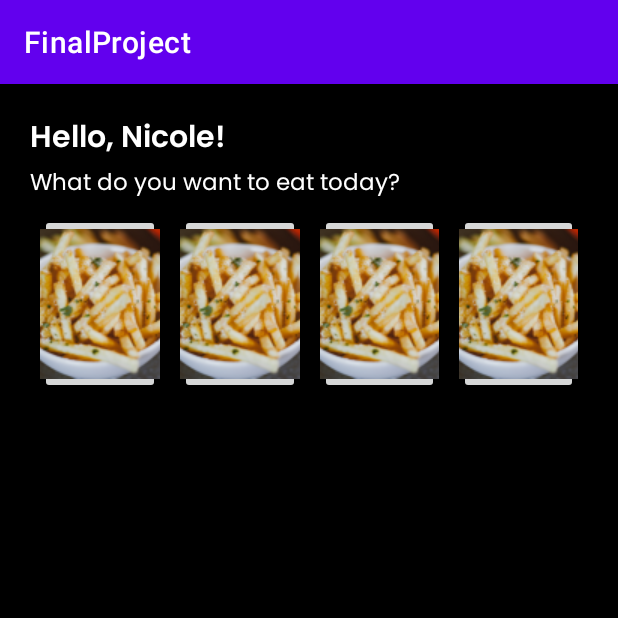
After one commit to guadaaaaa/MobDevFinalest, an Android app: the DashboardActivity screen opened directly, with no data from a screen before it, on a phone screen of 412 x 824 dp, the top half of it. The commit adds this screen. Run offline under Robolectric (Android 15) with nearby library versions, the phone set to English and light mode, and no system bars.

Commit message:
with dashboard intent

```diff
--- a/app/src/main/AndroidManifest.xml
+++ b/app/src/main/AndroidManifest.xml
@@ -14,6 +14,9 @@
         android:supportsRtl="true"
         android:theme="@style/Theme.FinalProject"
         tools:targetApi="31">
+        <activity
+            android:name=".DashboardActivity"
+            android:exported="false" />
         <activity
             android:name=".LandingPage"
             android:exported="false" />
--- /dev/null
+++ b/app/src/main/java/com/example/finalproject/DashboardActivity.java
@@ -0,0 +1,18 @@
+package com.example.finalproject;
+
+import android.os.Bundle;
+
+import androidx.activity.EdgeToEdge;
+import androidx.appcompat.app.AppCompatActivity;
+import androidx.core.graphics.Insets;
+import androidx.core.view.ViewCompat;
+import androidx.core.view.WindowInsetsCompat;
+
+public class DashboardActivity extends AppCompatActivity {
+
+    @Override
+    protected void onCreate(Bundle savedInstanceState) {
+        super.onCreate(savedInstanceState);
+        setContentView(R.layout.activity_dashboard);
+    }
+}
--- a/app/src/main/java/com/example/finalproject/LogIn.java
+++ b/app/src/main/java/com/example/finalproject/LogIn.java
@@ -47,6 +47,8 @@ public class LogIn extends AppCompatActivity {
                         if(rs.next()){
                             String pw = rs.getString("password");
                             if(password.equals(pw)){
+                                Intent intent = new Intent(LogIn.this,DashboardActivity.class);
+                                startActivity(intent);
                                 runOnUiThread(() ->{
                                     Toast.makeText(LogIn.this,"Log In Success", Toast.LENGTH_SHORT).show();
                                 });
--- a/app/src/main/java/com/example/finalproject/Register.java
+++ b/app/src/main/java/com/example/finalproject/Register.java
@@ -50,7 +50,8 @@ public class Register extends AppCompatActivity {
                         statement.setString(4,password);
                         statement.executeUpdate();
                         str = "Registration Successful";
-
+                        Intent intent = new Intent(Register.this,DashboardActivity.class);
+                        startActivity(intent);
                     } catch (SQLException e) {
                         throw new RuntimeException(e);
                     }
--- /dev/null
+++ b/app/src/main/res/layout/activity_dashboard.xml
@@ -0,0 +1,97 @@
+<?xml version="1.0" encoding="utf-8"?>
+<androidx.constraintlayout.widget.ConstraintLayout xmlns:android="http://schemas.android.com/apk/res/android"
+    xmlns:app="http://schemas.android.com/apk/res-auto"
+    xmlns:tools="http://schemas.android.com/tools"
+    android:id="@+id/main"
+    android:layout_width="match_parent"
+    android:layout_height="match_parent"
+    tools:context=".DashboardActivity">
+
+    <ScrollView
+        android:layout_width="match_parent"
+        android:layout_height="match_parent"
+        android:background="#000000"
+        android:backgroundTint="#000000">
+
+        <LinearLayout
+            android:layout_width="match_parent"
+            android:layout_height="wrap_content"
+            android:orientation="vertical" />
+    </ScrollView>
+
+    <LinearLayout
+        android:layout_width="match_parent"
+        android:layout_height="wrap_content"
+        android:layout_margin="20dp"
+        android:orientation="vertical"
+        app:layout_constraintBottom_toBottomOf="parent"
+        app:layout_constraintEnd_toEndOf="parent"
+        app:layout_constraintStart_toStartOf="parent"
+        app:layout_constraintTop_toTopOf="parent"
+        app:layout_constraintVertical_bias="0.0">
+
+        <TextView
+            android:id="@+id/txtSessionName"
+            android:layout_width="match_parent"
+            android:layout_height="wrap_content"
+            android:fontFamily="@font/poppinssemibold"
+            android:text="Hello, Nicole!"
+            android:textColor="#FFFFFF"
+            android:textSize="20sp" />
+
+        <TextView
+            android:id="@+id/textView7"
+            android:layout_width="match_parent"
+            android:layout_height="wrap_content"
+            android:fontFamily="@font/poppinsregular"
+            android:text="What do you want to eat today?"
+            android:textColor="#FFFFFF"
+            android:textSize="15sp" />
+
+        <ScrollView
+            android:layout_width="match_parent"
+            android:layout_height="match_parent">
+
+            <LinearLayout
+                android:layout_width="match_parent"
+                android:layout_height="wrap_content"
+                android:orientation="horizontal" >
+
+                <ImageButton
+                    android:id="@+id/imageButton"
+                    android:layout_width="wrap_content"
+                    android:layout_height="wrap_content"
+                    android:layout_margin="10px"
+                    android:layout_weight="1"
+                    app:srcCompat="@drawable/fries" />
+
+                <ImageButton
+                    android:id="@+id/imageButton2"
+                    android:layout_width="wrap_content"
+                    android:layout_height="wrap_content"
+                    android:layout_margin="10px"
+                    android:layout_weight="1"
+                    app:srcCompat="@drawable/fries" />
+
+                <ImageButton
+                    android:id="@+id/imageButton3"
+                    android:layout_width="wrap_content"
+                    android:layout_height="wrap_content"
+                    android:layout_margin="10px"
+                    android:layout_weight="1"
+                    app:srcCompat="@drawable/fries" />
+
+                <ImageButton
+                    android:id="@+id/imageButton4"
+                    android:layout_width="wrap_content"
+                    android:layout_height="wrap_content"
+                    android:layout_margin="10px"
+                    android:layout_weight="1"
+                    app:srcCompat="@drawable/fries" />
+
+            </LinearLayout>
+        </ScrollView>
+
+    </LinearLayout>
+
+</androidx.constraintlayout.widget.ConstraintLayout>
```
Also changed, not shown: app/src/main/res/layout/activity_log_in.xml (+21 -27 lines), app/src/main/res/layout/activity_splash_screen.xml (+18 -5 lines), app/src/main/res/drawable/delishlogo.png (added), app/src/main/res/drawable/fries.png (added).
